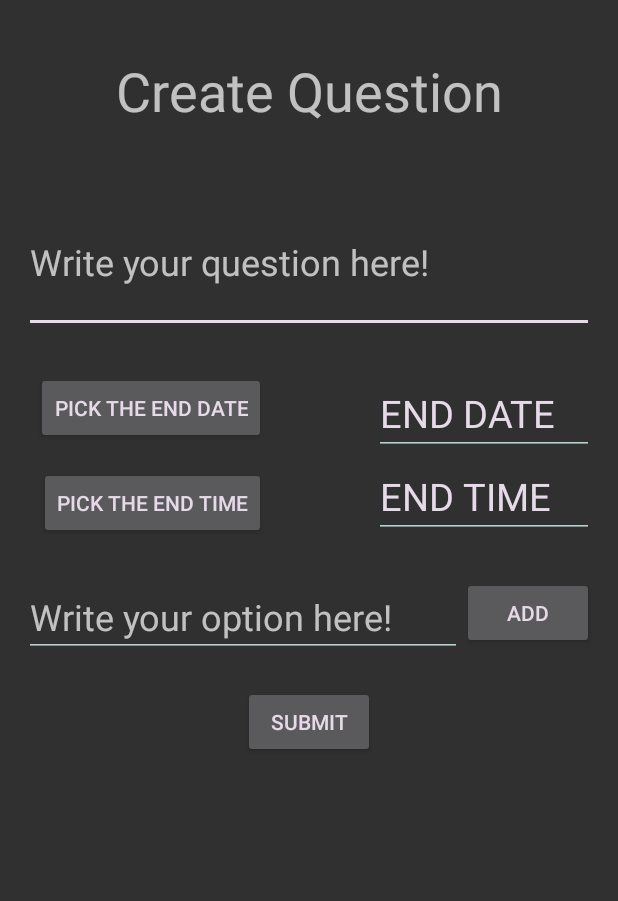
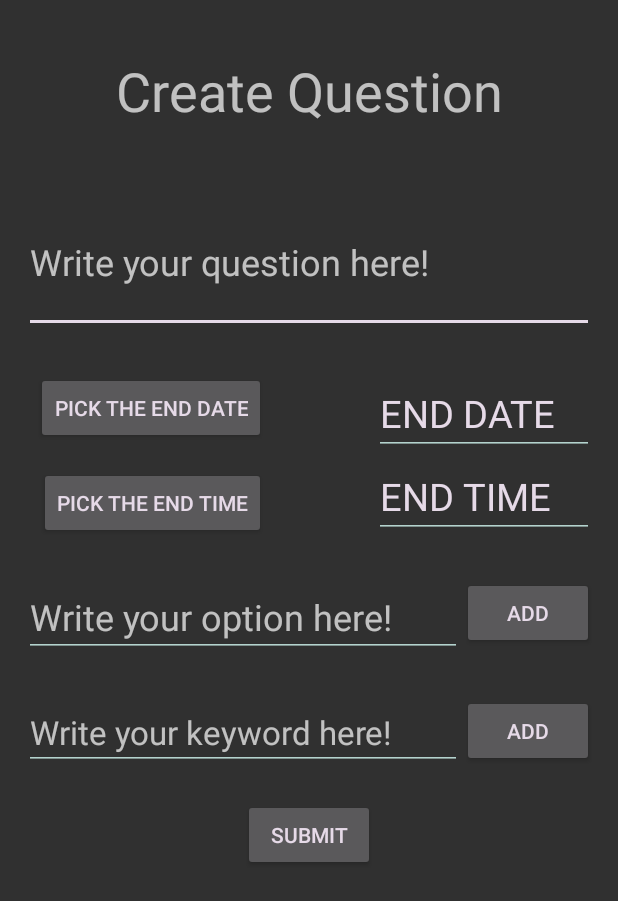
Before and after one commit to makoto0610/Mobster, an Android app: the CreateQuestion screen opened directly, with no data from a screen before it, on a phone screen of 412 x 824 dp. Shown: the top 901 px of the screen. Run offline under Robolectric (Android 15) with nearby library versions, the phone set to English and light mode, and no system bars; our stand-ins replace Firebase (no records; nobody signed in at launch, a user with empty details on screens opened directly).

Commit message:
UI working, can't add questions though.

```diff
--- a/Mobster/app/src/main/res/layout/activity_create_question.xml
+++ b/Mobster/app/src/main/res/layout/activity_create_question.xml
@@ -82,7 +82,6 @@
                 android:layout_below="@+id/add_option_text">
             </LinearLayout>
 
-
             <EditText
                 android:id="@+id/create_question"
                 android:layout_width="match_parent"
@@ -128,12 +127,42 @@
                 android:layout_alignTop="@+id/add_option_text"
                 android:layout_alignParentEnd="true" />
 
+            <EditText
+                android:id="@+id/add_keyword_text"
+                android:layout_width="wrap_content"
+                android:layout_height="wrap_content"
+                android:ems="10"
+                android:hint="Write your keyword here!"
+                android:inputType="textPersonName"
+                android:layout_below="@+id/container_list"
+                android:layout_alignParentStart="true"
+                android:layout_marginTop="25dp"
+                android:layout_toStartOf="@+id/add_keyword"
+                android:textSize="22sp" />
+
+            <Button
+                android:id="@+id/add_keyword"
+                android:layout_width="wrap_content"
+                android:layout_height="wrap_content"
+                android:text="ADD"
+                android:layout_alignTop="@+id/add_keyword_text"
+                android:layout_alignParentEnd="true" />
+
+            <LinearLayout
+                android:id="@+id/container_keyword_list"
+                android:layout_width="match_parent"
+                android:layout_height="wrap_content"
+                android:orientation="vertical"
+                android:layout_below="@+id/add_keyword_text">
+            </LinearLayout>
+
+
             <Button
                 android:id="@+id/submit_question"
                 android:layout_width="wrap_content"
                 android:layout_height="wrap_content"
                 android:text="SUBMIT"
-                android:layout_below="@+id/container_list"
+                android:layout_below="@+id/container_keyword_list"
                 android:layout_centerHorizontal="true"
                 android:layout_marginTop="19dp" />
 
```
Also changed, not shown: Mobster/app/src/main/java/Objects/Question.java (+10 -2 lines), Mobster/app/src/main/java/com/the_great_amoeba/mobster/CreateQuestion.java (+62 -2 lines).
